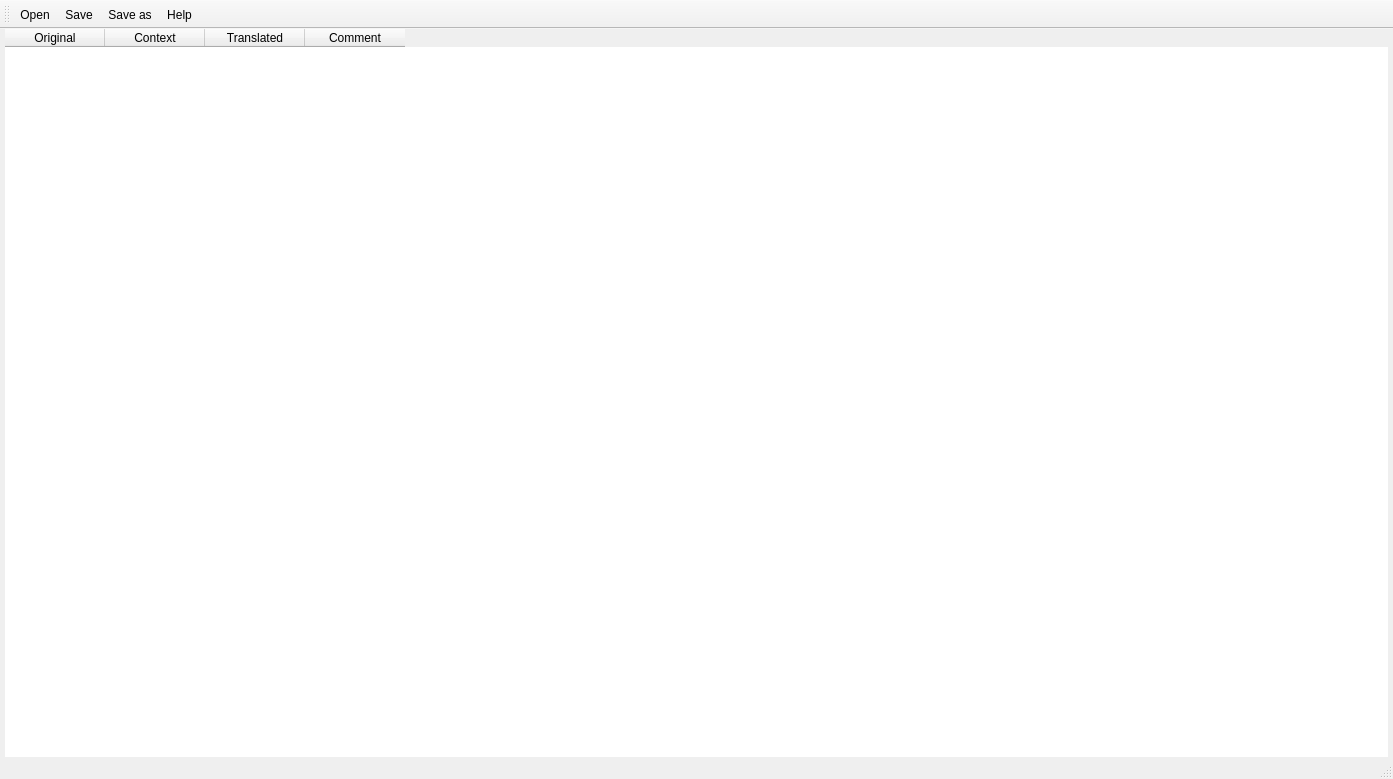
Before: the Qt Designer form src/mainwindow.ui in RxLaboratory/DuTF, drawn with Qt 5.
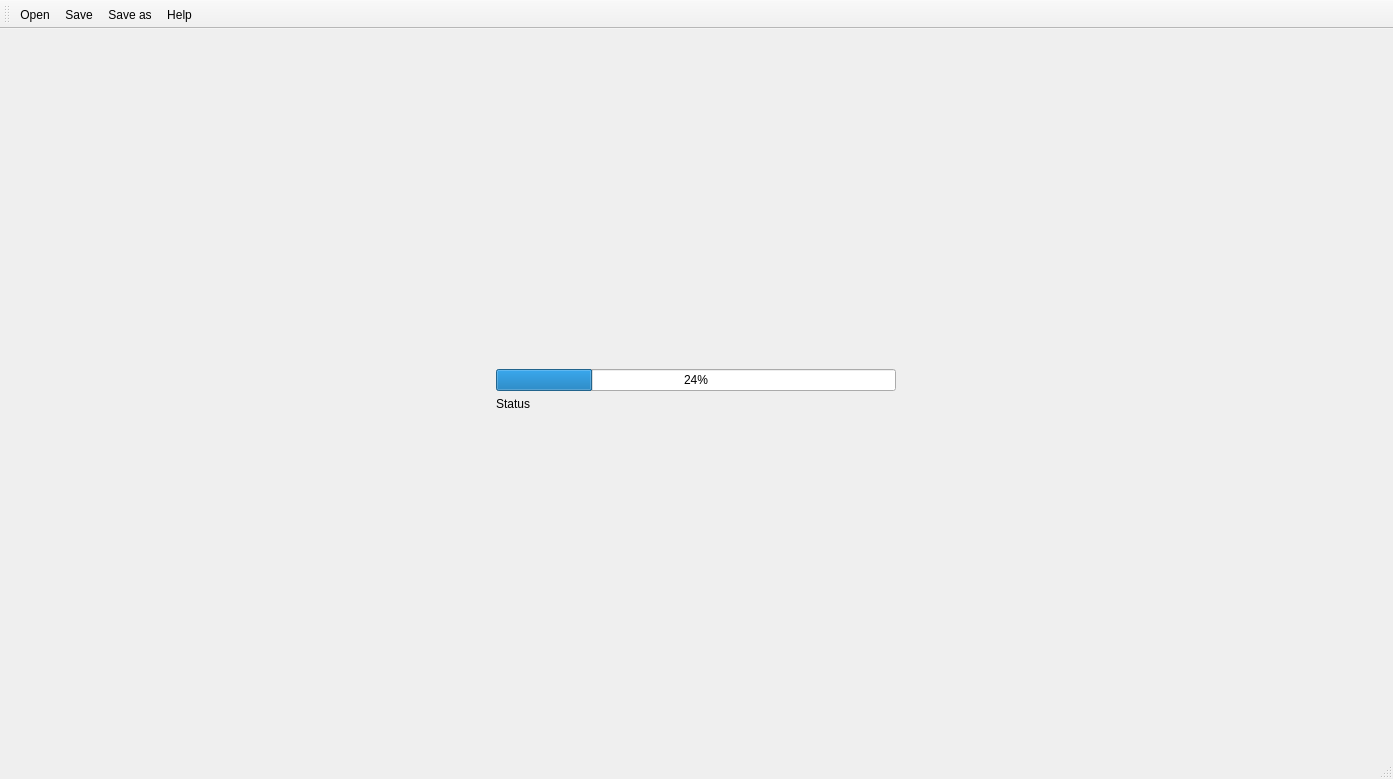
After: the same form once the commit is applied. Icons and pictures are not drawn.

Commit message: #33 hide table when parsing

The edit to the form file:
```diff
--- a/src/mainwindow.ui
+++ b/src/mainwindow.ui
@@ -30,18 +30,40 @@
    <enum>Qt::ToolButtonTextUnderIcon</enum>
   </property>
   <widget class="QWidget" name="centralWidget">
+   <layout class="QVBoxLayout" name="verticalLayout_2">
+    <property name="spacing">
+     <number>0</number>
+    </property>
+    <property name="leftMargin">
+     <number>6</number>
+    </property>
+    <property name="topMargin">
+     <number>0</number>
+    </property>
+    <property name="rightMargin">
+     <number>6</number>
+    </property>
+    <property name="bottomMargin">
+     <number>6</number>
+    </property>
+    <item>
+     <widget class="QStackedWidget" name="mainStack">
+      <property name="currentIndex">
+       <number>1</number>
+      </property>
+      <widget class="QWidget" name="page">
    <layout class="QVBoxLayout" name="verticalLayout">
     <property name="spacing">
      <number>0</number>
     </property>
     <property name="leftMargin">
-     <number>5</number>
+         <number>0</number>
     </property>
     <property name="topMargin">
      <number>0</number>
     </property>
     <property name="rightMargin">
-     <number>5</number>
+         <number>0</number>
     </property>
     <property name="bottomMargin">
      <number>0</number>
@@ -98,6 +120,63 @@
         <string>Comment</string>
        </property>
       </column>
+         </widget>
+        </item>
+       </layout>
+      </widget>
+      <widget class="QWidget" name="page_2">
+       <layout class="QGridLayout" name="gridLayout">
+        <item row="1" column="0">
+         <widget class="QProgressBar" name="mainProgressBar">
+          <property name="maximumSize">
+           <size>
+            <width>400</width>
+            <height>16777215</height>
+           </size>
+          </property>
+          <property name="value">
+           <number>24</number>
+          </property>
+          <property name="alignment">
+           <set>Qt::AlignCenter</set>
+          </property>
+         </widget>
+        </item>
+        <item row="2" column="0">
+         <widget class="QLabel" name="mainStatusLabel">
+          <property name="text">
+           <string>Status</string>
+          </property>
+         </widget>
+        </item>
+        <item row="0" column="0">
+         <spacer name="verticalSpacer">
+          <property name="orientation">
+           <enum>Qt::Vertical</enum>
+          </property>
+          <property name="sizeHint" stdset="0">
+           <size>
+            <width>20</width>
+            <height>40</height>
+           </size>
+          </property>
+         </spacer>
+        </item>
+        <item row="3" column="0">
+         <spacer name="verticalSpacer_2">
+          <property name="orientation">
+           <enum>Qt::Vertical</enum>
+          </property>
+          <property name="sizeHint" stdset="0">
+           <size>
+            <width>20</width>
+            <height>40</height>
+           </size>
+          </property>
+         </spacer>
+        </item>
+       </layout>
+      </widget>
      </widget>
     </item>
    </layout>
```
Lines whose indentation alone changed are shown as unchanged. The commit also changes 2 other files.
